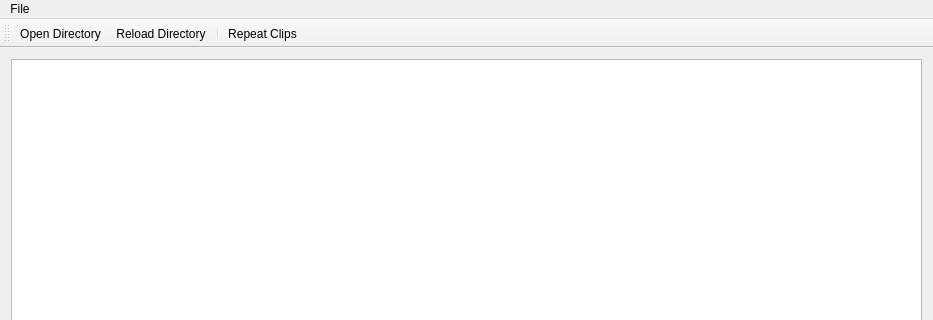
Qt form ReeePlayer/forms/mainwindow.ui (FilippVolodin/ReeePlayer) before a commit; both pictures show x 0 to 933 and y 0 to 320 of the 933 by 759 pixel window.
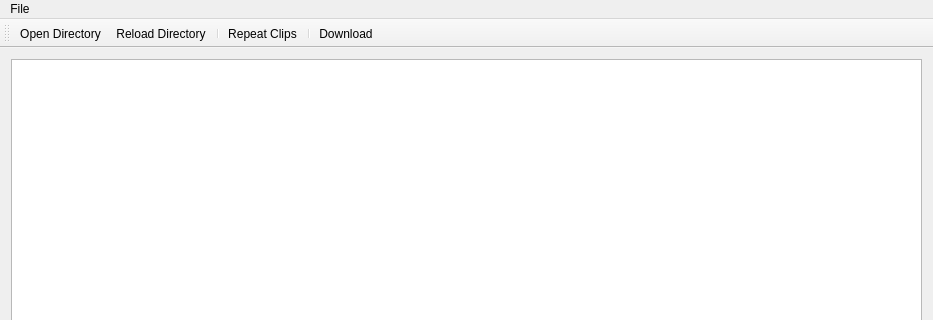
The same form after that commit. Icons and pictures are not drawn. Custom widgets are drawn as their Qt base class.

Commit message: Properly functioning downloads

```diff
--- a/ReeePlayer/forms/mainwindow.ui
+++ b/ReeePlayer/forms/mainwindow.ui
@@ -138,6 +138,8 @@
    <addaction name="actReloadDir"/>
    <addaction name="separator"/>
    <addaction name="actRepeatClips"/>
+   <addaction name="separator"/>
+   <addaction name="actDownload"/>
   </widget>
   <widget class="QStatusBar" name="statusBar"/>
   <action name="actOpenDir">
@@ -184,6 +186,18 @@
     <string>Exit</string>
    </property>
   </action>
+  <action name="actDownload">
+   <property name="icon">
+    <iconset resource="mainwindow.qrc">
+     <normaloff>:/MainWindow/download</normaloff>:/MainWindow/download</iconset>
+   </property>
+   <property name="text">
+    <string>Download</string>
+   </property>
+   <property name="toolTip">
+    <string>Download Video</string>
+   </property>
+  </action>
  </widget>
  <layoutdefault spacing="6" margin="11"/>
  <customwidgets>
```
The commit also changes 9 other files.
